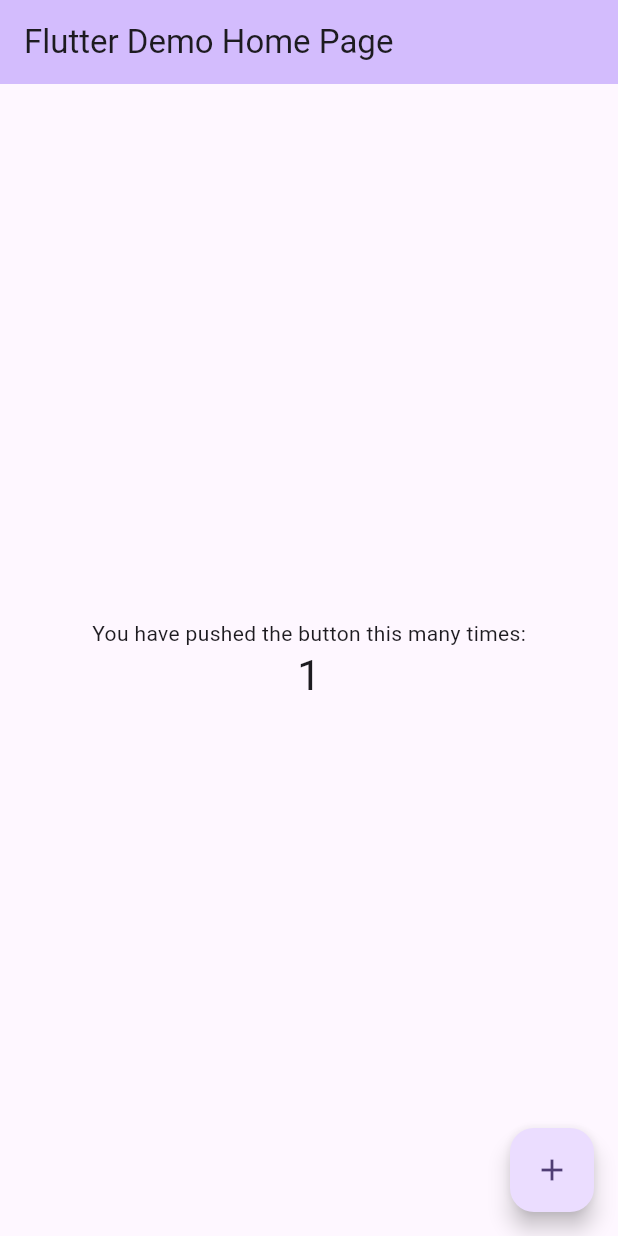
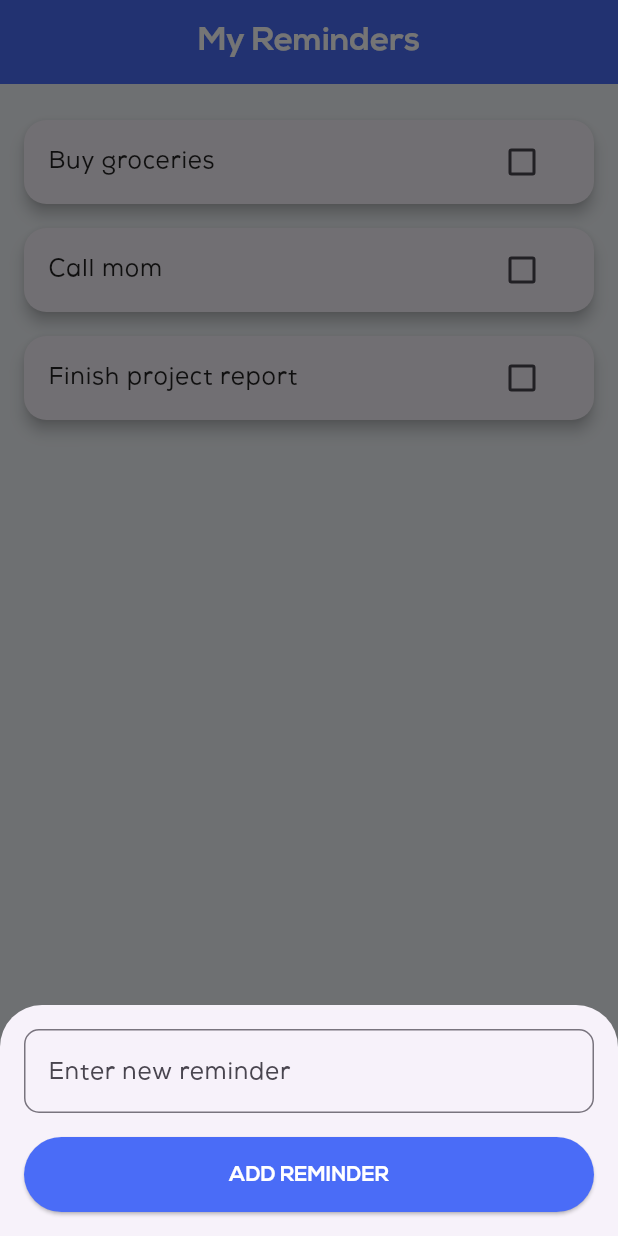
Before and after one commit to RITWIZSINGH/reminder_app, a Flutter app: the screen it shows after launch, after a tap on the "add" icon, on a phone screen of 412 x 824 dp. Run offline on Flutter 3.47's test engine with Material 3 defaults, Android fonts, the phone set to English and light mode, and no system bars.

Commit message:
reminder screen completed

```diff
--- a/lib/main.dart
+++ b/lib/main.dart
@@ -1,4 +1,5 @@
 import 'package:flutter/material.dart';
+import 'package:reminder_app/reminder_screen.dart';
 
 void main() {
   runApp(const MyApp());
@@ -11,115 +12,8 @@ class MyApp extends StatelessWidget {
   @override
   Widget build(BuildContext context) {
     return MaterialApp(
-      title: 'Flutter Demo',
-      theme: ThemeData(
-        // This is the theme of your application.
-        //
-        // TRY THIS: Try running your application with "flutter run". You'll see
-        // the application has a purple toolbar. Then, without quitting the app,
-        // try changing the seedColor in the colorScheme below to Colors.green
-        // and then invoke "hot reload" (save your changes or press the "hot
-        // reload" button in a Flutter-supported IDE, or press "r" if you used
-        // the command line to start the app).
-        //
-        // Notice that the counter didn't reset back to zero; the application
-        // state is not lost during the reload. To reset the state, use hot
-        // restart instead.
-        //
-        // This works for code too, not just values: Most code changes can be
-        // tested with just a hot reload.
-        colorScheme: ColorScheme.fromSeed(seedColor: Colors.deepPurple),
-        useMaterial3: true,
-      ),
-      home: const MyHomePage(title: 'Flutter Demo Home Page'),
+      debugShowCheckedModeBanner: false,
+      home: ReminderScreen(),
     );
   }
 }
-
-class MyHomePage extends StatefulWidget {
-  const MyHomePage({super.key, required this.title});
-
-  // This widget is the home page of your application. It is stateful, meaning
-  // that it has a State object (defined below) that contains fields that affect
-  // how it looks.
-
-  // This class is the configuration for the state. It holds the values (in this
-  // case the title) provided by the parent (in this case the App widget) and
-  // used by the build method of the State. Fields in a Widget subclass are
-  // always marked "final".
-
-  final String title;
-
-  @override
-  State<MyHomePage> createState() => _MyHomePageState();
-}
-
-class _MyHomePageState extends State<MyHomePage> {
-  int _counter = 0;
-
-  void _incrementCounter() {
-    setState(() {
-      // This call to setState tells the Flutter framework that something has
-      // changed in this State, which causes it to rerun the build method below
-      // so that the display can reflect the updated values. If we changed
-      // _counter without calling setState(), then the build method would not be
-      // called again, and so nothing would appear to happen.
-      _counter++;
-    });
-  }
-
-  @override
-  Widget build(BuildContext context) {
-    // This method is rerun every time setState is called, for instance as done
-    // by the _incrementCounter method above.
-    //
-    // The Flutter framework has been optimized to make rerunning build methods
-    // fast, so that you can just rebuild anything that needs updating rather
-    // than having to individually change instances of widgets.
-    return Scaffold(
-      appBar: AppBar(
-        // TRY THIS: Try changing the color here to a specific color (to
-        // Colors.amber, perhaps?) and trigger a hot reload to see the AppBar
-        // change color while the other colors stay the same.
-        backgroundColor: Theme.of(context).colorScheme.inversePrimary,
-        // Here we take the value from the MyHomePage object that was created by
-        // the App.build method, and use it to set our appbar title.
-        title: Text(widget.title),
-      ),
-      body: Center(
-        // Center is a layout widget. It takes a single child and positions it
-        // in the middle of the parent.
-        child: Column(
-          // Column is also a layout widget. It takes a list of children and
-          // arranges them vertically. By default, it sizes itself to fit its
-          // children horizontally, and tries to be as tall as its parent.
-          //
-          // Column has various properties to control how it sizes itself and
-          // how it positions its children. Here we use mainAxisAlignment to
-          // center the children vertically; the main axis here is the vertical
-          // axis because Columns are vertical (the cross axis would be
-          // horizontal).
-          //
-          // TRY THIS: Invoke "debug painting" (choose the "Toggle Debug Paint"
-          // action in the IDE, or press "p" in the console), to see the
-          // wireframe for each widget.
-          mainAxisAlignment: MainAxisAlignment.center,
-          children: <Widget>[
-            const Text(
-              'You have pushed the button this many times:',
-            ),
-            Text(
-              '$_counter',
-              style: Theme.of(context).textTheme.headlineMedium,
-            ),
-          ],
-        ),
-      ),
-      floatingActionButton: FloatingActionButton(
-        onPressed: _incrementCounter,
-        tooltip: 'Increment',
-        child: const Icon(Icons.add),
-      ), // This trailing comma makes auto-formatting nicer for build methods.
-    );
-  }
-}
--- a/lib/reminder_screen.dart
+++ b/lib/reminder_screen.dart
@@ -0,0 +1,169 @@
+import 'package:flutter/material.dart';
+
+class Reminder {
+  String id;
+  String text;
+  bool isCompleted;
+
+  Reminder({required this.id, required this.text, this.isCompleted = false});
+}
+
+class ReminderScreen extends StatefulWidget {
+  @override
+  _ReminderScreenState createState() => _ReminderScreenState();
+}
+
+class _ReminderScreenState extends State<ReminderScreen> {
+  final List<Reminder> _reminders = [
+    Reminder(id: '1', text: 'Buy groceries'),
+    Reminder(id: '2', text: 'Call mom'),
+    Reminder(id: '3', text: 'Finish project report'),
+  ];
+
+  final TextEditingController _reminderController = TextEditingController();
+
+  void _addReminder() {
+    if (_reminderController.text.isNotEmpty) {
+      setState(() {
+        _reminders.add(Reminder(
+            id: DateTime.now().millisecondsSinceEpoch.toString(),
+            text: _reminderController.text));
+        _reminderController.clear();
+      });
+    }
+  }
+
+  void _deleteReminder(String id) {
+    setState(() {
+      _reminders.removeWhere((reminder) => reminder.id == id);
+    });
+  }
+
+  void _toggleReminderStatus(String id) {
+    setState(() {
+      final index = _reminders.indexWhere((r) => r.id == id);
+      if (index != -1) {
+        _reminders[index].isCompleted = !_reminders[index].isCompleted;
+      }
+    });
+  }
+
+  @override
+  Widget build(BuildContext context) {
+    return Scaffold(
+      backgroundColor: Color(0xFFF0F4F8),
+      appBar: AppBar(
+        title: Text(
+          'My Reminders',
+          style: TextStyle(
+              color: Colors.white,
+              fontWeight: FontWeight.bold,
+              fontFamily: "NexaBold"),
+        ),
+        backgroundColor: Color(0xFF4A6CF7),
+        elevation: 0,
+        centerTitle: true,
+      ),
+      body: ListView.builder(
+        padding: EdgeInsets.all(16),
+        itemCount: _reminders.length,
+        itemBuilder: (context, index) {
+          final reminder = _reminders[index];
+          return Dismissible(
+            key: Key(reminder.id),
+            background: Container(
+              color: Colors.red,
+              alignment: Alignment.centerRight,
+              padding: EdgeInsets.symmetric(horizontal: 20),
+              child: Icon(Icons.delete, color: Colors.white),
+            ),
+            direction: DismissDirection.endToStart,
+            onDismissed: (_) => _deleteReminder(reminder.id),
+            child: AnimatedOpacity(
+              duration: Duration(milliseconds: 300),
+              opacity: reminder.isCompleted ? 0.5 : 1.0,
+              child: Card(
+                elevation: 4,
+                margin: EdgeInsets.symmetric(vertical: 8),
+                shape: RoundedRectangleBorder(
+                  borderRadius: BorderRadius.circular(15),
+                ),
+                child: ListTile(
+                  title: Text(
+                    reminder.text,
+                    style: TextStyle(
+                      fontFamily: "NexaRegular",
+                      decoration: reminder.isCompleted
+                          ? TextDecoration.lineThrough
+                          : TextDecoration.none,
+                      color:
+                          reminder.isCompleted ? Colors.grey : Colors.black87,
+                    ),
+                  ),
+                  trailing: Checkbox(
+                    activeColor: Color(0xFF4A6CF7),
+                    value: reminder.isCompleted,
+                    onChanged: (_) => _toggleReminderStatus(reminder.id),
+                  ),
+                ),
+              ),
+            ),
+          );
+        },
+      ),
+      floatingActionButton: FloatingActionButton(
+        backgroundColor: Color(0xFF4A6CF7),
+        onPressed: () {
+          showModalBottomSheet(
+            context: context,
+            isScrollControlled: true,
+            builder: (context) => Padding(
+              padding: EdgeInsets.only(
+                bottom: MediaQuery.of(context).viewInsets.bottom,
+                left: 16,
+                right: 16,
+                top: 16,
+              ),
+              child: Column(
+                mainAxisSize: MainAxisSize.min,
+                children: [
+                  TextField(
+                    controller: _reminderController,
+                    decoration: InputDecoration(
+                      hintText: 'Enter new reminder',
+                      hintStyle: TextStyle(fontFamily: "NexaRegular"),
+                      border: OutlineInputBorder(
+                        borderRadius: BorderRadius.circular(10),
+                      ),
+                    ),
+                  ),
+                  SizedBox(height: 16),
+                  ElevatedButton(
+                    style: ElevatedButton.styleFrom(
+                      backgroundColor: Color(0xFF4A6CF7),
+                      minimumSize: Size(double.infinity, 50),
+                    ),
+                    onPressed: () {
+                      _addReminder();
+                      Navigator.of(context).pop();
+                    },
+                    child: Text(
+                      'Add Reminder'.toUpperCase(),
+                      style: TextStyle(
+                          color: Colors.white, fontFamily: "NexaBold"),
+                    ),
+                  ),
+                  SizedBox(height: 16),
+                ],
+              ),
+            ),
+          );
+        },
+        child: Icon(
+          Icons.add,
+          color: Colors.white,
+        ),
+      ),
+    );
+  }
+}
```
Also changed, not shown: pubspec.yaml (+8 -12 lines), assets/fonts/NexaBold.otf (added), assets/fonts/NexaRegular.otf (added), pubspec.lock.
